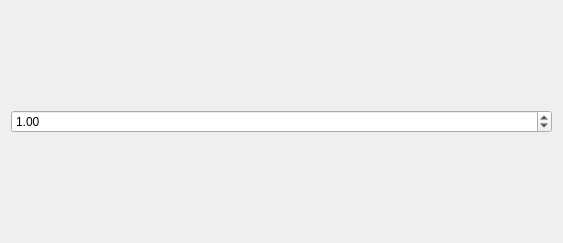
Qt form Source/Atrc/Atrc/FilmFilter/Box.ui (AirGuanZ/Atrc) before a commit.
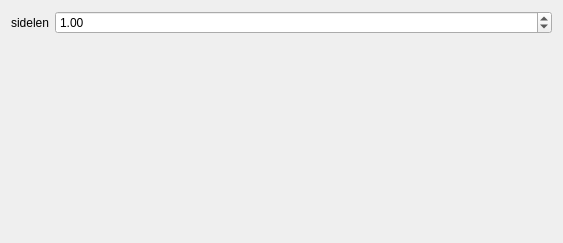
The same form after that commit.

The edit to the form file:
```diff
--- a/Source/Atrc/Atrc/FilmFilter/Box.ui
+++ b/Source/Atrc/Atrc/FilmFilter/Box.ui
@@ -15,11 +15,22 @@
   </property>
   <layout class="QHBoxLayout" name="horizontalLayout">
    <item>
+    <layout class="QFormLayout" name="formLayout">
+     <item row="0" column="1">
     <widget class="QDoubleSpinBox" name="sidelen">
      <property name="value">
       <double>1.000000000000000</double>
      </property>
     </widget>
+     </item>
+     <item row="0" column="0">
+      <widget class="QLabel" name="label">
+       <property name="text">
+        <string>sidelen</string>
+       </property>
+      </widget>
+     </item>
+    </layout>
    </item>
   </layout>
  </widget>
```
Lines whose indentation alone changed are shown as unchanged.
